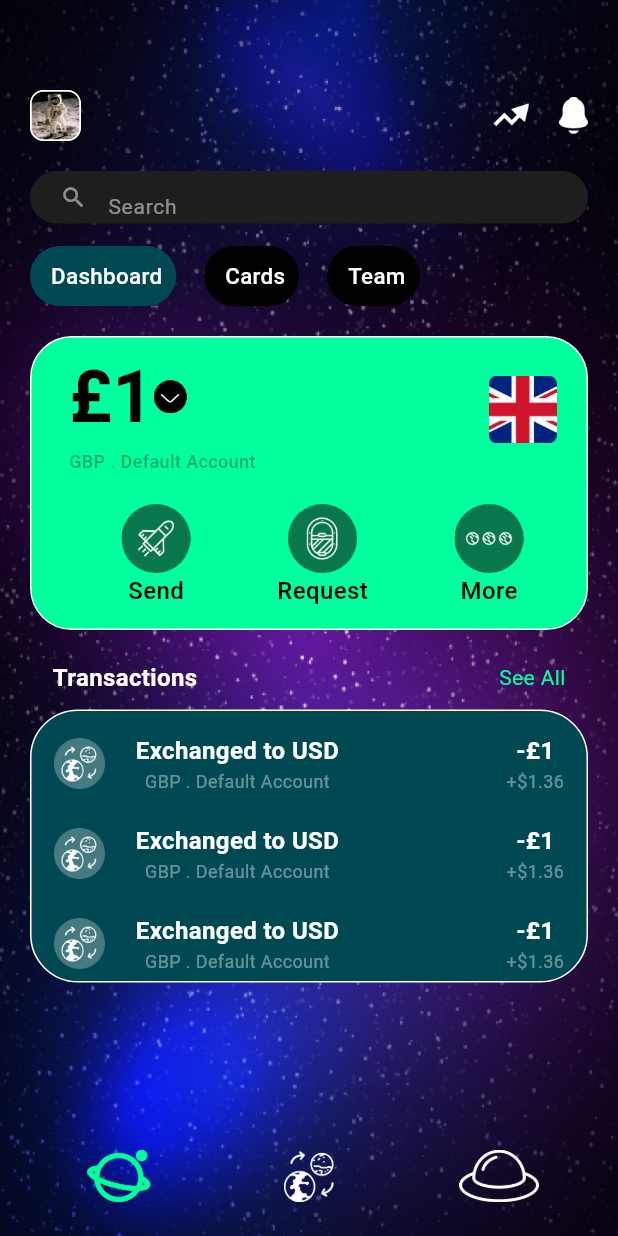
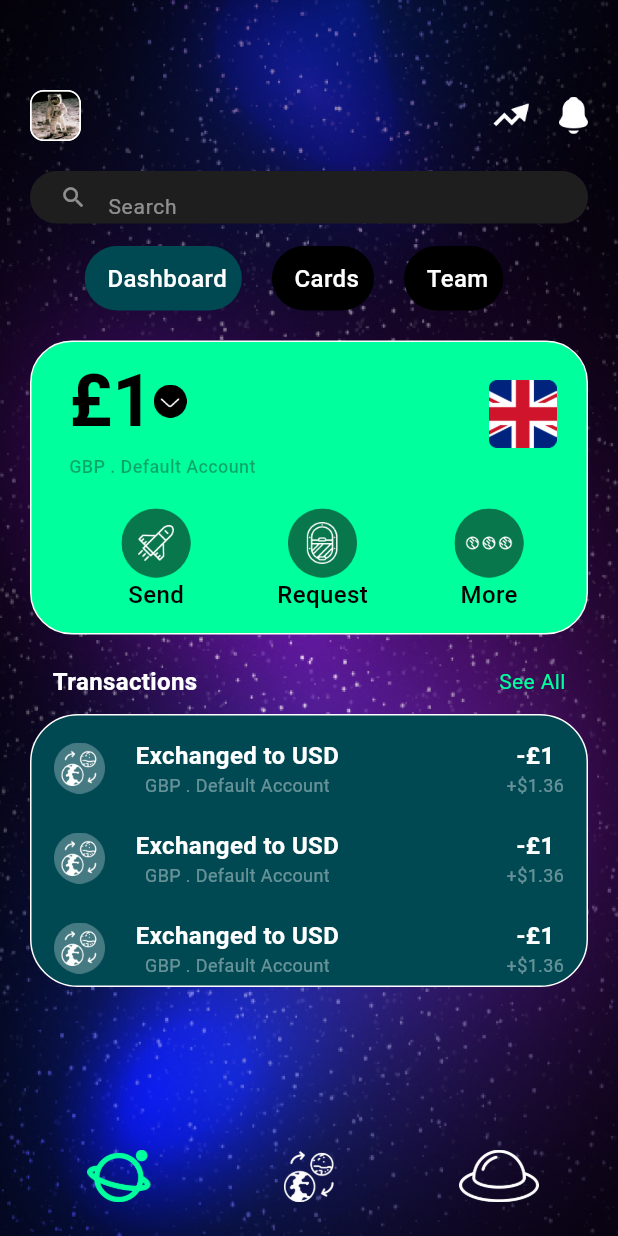
Before and after one commit to kryptomindzInfo/et-business-mobile-app, a Flutter app: the HomeScreen screen opened by its route, on a phone screen of 412 x 824 dp. Run offline on Flutter 3.47's test engine with Material 3 defaults, Android fonts, the phone set to English and light mode, and no system bars; our stand-ins replace flutter_riverpod, flutter_screenutil, pin_code_fields.

Commit message:
commit for updated code

```diff
--- /dev/null
+++ b/lib/presentation/views/home_section/home_screen_widgets/dashboard_widget.dart
@@ -0,0 +1,25 @@
+import 'package:etbank_business_app/extensions/sized_box.dart';
+import 'package:etbank_business_app/presentation/views/home_section/home_screen_widgets/home_main_card.dart';
+import 'package:etbank_business_app/presentation/views/home_section/home_screen_widgets/home_main_info_card.dart';
+import 'package:flutter/material.dart';
+import 'package:flutter_riverpod/flutter_riverpod.dart';
+
+import '../../common_widgets/see_all_widget.dart';
+
+class DashBoardWidget extends ConsumerWidget {
+  const DashBoardWidget({super.key});
+
+  @override
+  Widget build(BuildContext context, WidgetRef ref) {
+    return Column(
+      children: [
+        20.spaceY,
+        const HomeMainCard(),
+        20.spaceY,
+        const SeeAllCommonWidget("Transactions", true),
+        10.spaceY,
+        const HomeInfoCardWidget(),
+      ],
+    );
+  }
+}
--- a/lib/presentation/views/home_section/home_screen_widgets/home_screen_options_widget.dart
+++ b/lib/presentation/views/home_section/home_screen_widgets/home_screen_options_widget.dart
@@ -7,30 +7,64 @@ import 'home_chips.dart';
 
 class HomeScreenOptionsWidget extends ConsumerWidget {
   const HomeScreenOptionsWidget({super.key});
-
+  // List<Widget> homeOption = [homewidget, card, team];
   @override
   Widget build(BuildContext context, WidgetRef ref) {
-    return Container(
-      height: 40,
-      width: double.infinity,
-      child: ListView.builder(
+    return Column(
+      children: [
+        SingleChildScrollView(
           scrollDirection: Axis.horizontal,
-        itemCount: ref.read(homescreenProvider).homeScreenOptions.length,
-        itemBuilder: (context, index) {
-          final key = ref.read(homescreenProvider).homeScreenOptions;
-          // final value = ref.read(homescreenProvider).homeScreenOptions[key];
+          child: Row(
+            children: ref.read(homescreenProvider).homeScreenOptions.map((e) {
+              int index =
+                  ref.read(homescreenProvider).homeScreenOptions.indexOf(e);
               return HomeChips(
-            title: key[index]["title"],
-            color:
-                ref.read(homescreenProvider).selectedHomeScreenOption == index
+                title: e["title"],
+                color: ref.read(homescreenProvider).selectedHomeScreenOption ==
+                        index
                     ? AppColors.tealColor
                     : Colors.black,
                 onpress: () {
                   ref.watch(homescreenProvider).selectedHomeOption(index);
                 },
               );
-        },
+            }).toList(),
           ),
+        ),
+        ref
+            .read(homescreenProvider)
+            .homeScreenOptionsWidgets
+            .elementAt(ref.watch(homescreenProvider).selectedHomeScreenOption)
+        // homeOption.elementAt(ref.watch(homescreenProvider).selectedHomeOption)
+        // Column(
+        //   children: [
+        //     ref.read(homescreenProvider).homeScreenOptions[
+        //         ref.read(homescreenProvider).selectedHomeScreenOption]["widget"]
+        //   ],
+        // )
+        // Container(
+        //   height: 40,
+        //   width: double.infinity,
+        //   child: ListView.builder(
+        //     scrollDirection: Axis.horizontal,
+        //     itemCount: ref.read(homescreenProvider).homeScreenOptions.length,
+        //     itemBuilder: (context, index) {
+        //       final key = ref.read(homescreenProvider).homeScreenOptions;
+        //       // final value = ref.read(homescreenProvider).homeScreenOptions[key];
+        //       return HomeChips(
+        //         title: key[index]["title"],
+        //         color: ref.read(homescreenProvider).selectedHomeScreenOption ==
+        //                 index
+        //             ? AppColors.tealColor
+        //             : Colors.black,
+        //         onpress: () {
+        //           ref.watch(homescreenProvider).selectedHomeOption(index);
+        //         },
+        //       );
+        //     },
+        //   ),
+        // ),
+      ],
     );
   }
 }
--- a/lib/presentation/views/home_section/homes_screen.dart
+++ b/lib/presentation/views/home_section/homes_screen.dart
@@ -1,4 +1,3 @@
-
 import 'package:etbank_business_app/constants/app_colors.dart';
 import 'package:etbank_business_app/extensions/sized_box.dart';
 import 'package:etbank_business_app/navigation/navigation.dart';
@@ -43,12 +42,6 @@ class _HomeScreenState extends ConsumerState<HomeScreen> {
             const HomeScreenSearchTextfield(),
             15.spaceY,
             const HomeScreenOptionsWidget(),
-            20.spaceY,
-            const HomeMainCard(),
-            20.spaceY,
-            const SeeAllCommonWidget("Transactions", true),
-            10.spaceY,
-            const HomeInfoCardWidget()
           ]),
         ),
         bottomNavigationBar: CustomBottomNavigation(
--- a/lib/providers/home_provider.dart
+++ b/lib/providers/home_provider.dart
@@ -1,4 +1,5 @@
 import 'package:etbank_business_app/constants/static_data/profile_screen_static_data.dart';
+import 'package:etbank_business_app/presentation/views/home_section/home_screen_widgets/dashboard_widget.dart';
 import 'package:flutter/material.dart';
 import 'package:flutter_riverpod/flutter_riverpod.dart';
 
@@ -9,6 +10,8 @@ class HomeScreenProvider extends ChangeNotifier {
   List<Map> get homeScreenOptions => homeOptions;
   int _selectedHomeScreenOption = 0;
   int get selectedHomeScreenOption => _selectedHomeScreenOption;
+  final List<Widget> _homeScreenOptionsWidgets = [DashBoardWidget()];
+  List<Widget> get homeScreenOptionsWidgets => _homeScreenOptionsWidgets;
   selectedHomeOption(int index) {
     _selectedHomeScreenOption = index;
     notifyListeners();
```
Also changed, not shown: lib/constants/static_data/profile_screen_static_data.dart (+13 -3 lines), lib/presentation/views/home_section/home_screen_widgets/cards_widget.dart (added, +14 -0 lines). Lines whose indentation alone changed are shown as unchanged.
